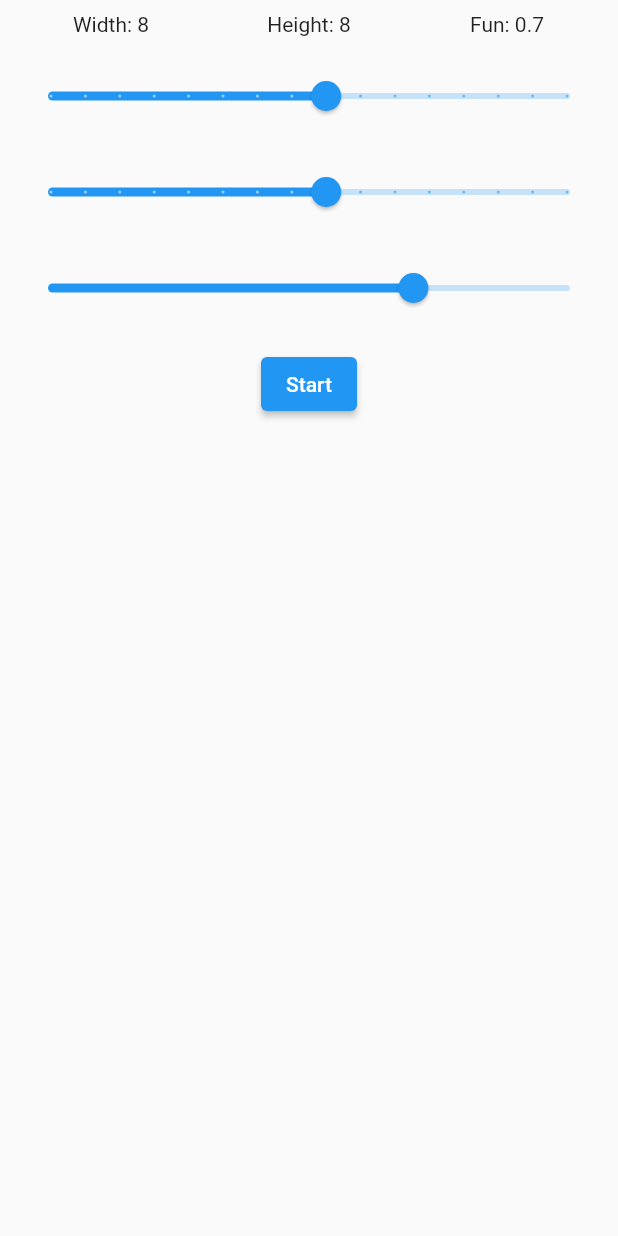
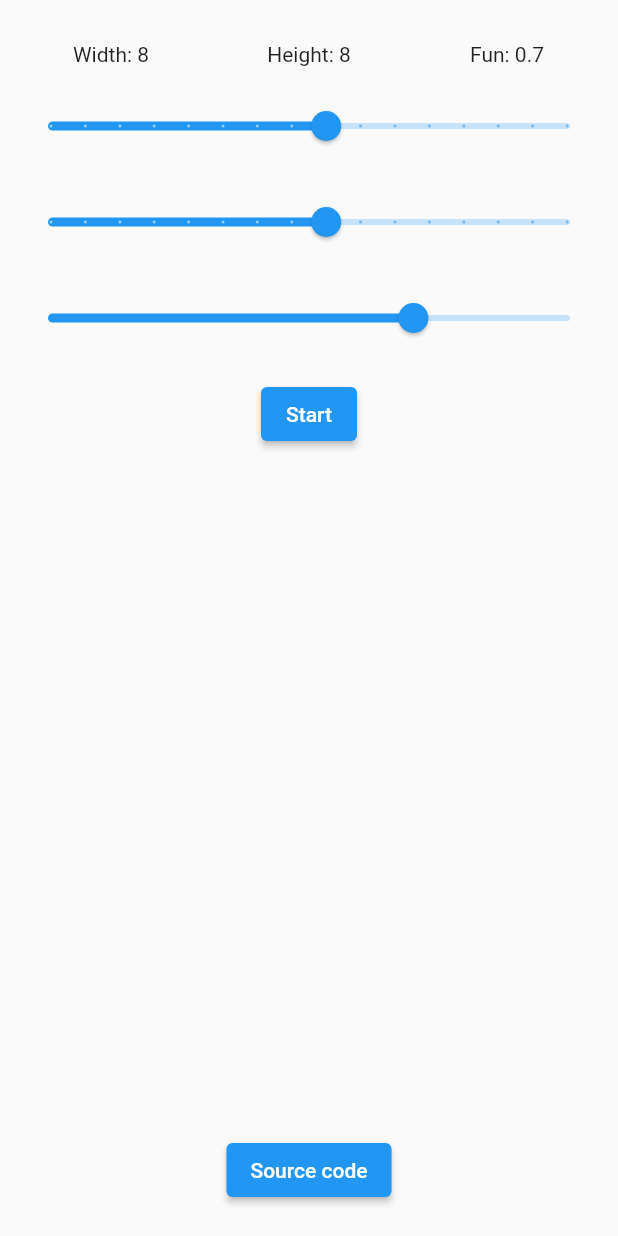
Before and after one commit to GabrielDeml/minesweeper, a Flutter app: the screen it shows after launch, on a phone screen of 412 x 824 dp. Run offline on Flutter 3.47's test engine with Material 2 defaults, Android fonts, the phone set to English and light mode, and no system bars.

Commit message:
Fixed a lot of stuff

```diff
--- a/lib/Screens/GameScreen.dart
+++ b/lib/Screens/GameScreen.dart
@@ -1,8 +1,8 @@
 import 'package:flutter/material.dart';
 import 'package:provider/provider.dart';
 
+import '../Providers/GridProvider.dart';
 import '../Widgets/CubeGridWidget.dart';
-import '../Providers/GridProvider.dart';
 
 class GameScreen extends StatelessWidget {
   const GameScreen({Key? key}) : super(key: key);
--- a/lib/main.dart
+++ b/lib/main.dart
@@ -1,6 +1,7 @@
 import 'package:flutter/material.dart';
 import 'package:minesweeper/Screens/GameScreen.dart';
 import 'package:provider/provider.dart';
+import 'package:url_launcher/url_launcher.dart';
 
 import 'Providers/GridProvider.dart';
 import 'Screens/StartScreen.dart';
@@ -33,8 +34,13 @@ class MyHomePage extends StatelessWidget {
   @override
   Widget build(BuildContext context) {
     return Scaffold(
+      body: Column(
+        mainAxisAlignment: MainAxisAlignment.center,
+        crossAxisAlignment: CrossAxisAlignment.center,
+        children: [
+          const SizedBox(height: 20),
           // Listen to the provider to rebuild the widget when the grid changes
-      body: Consumer<GridProvider>(
+          Consumer<GridProvider>(
             builder: (context, gridProvider, child) {
               // Show the start screen if the grid is empty
               return (gridProvider.boardState.isEmpty)
@@ -42,6 +48,20 @@ class MyHomePage extends StatelessWidget {
                   : const GameScreen();
             },
           ),
+          // Link to the source code
+          Expanded(
+            child: Align(
+              alignment: FractionalOffset.bottomCenter,
+              child: ElevatedButton(
+                child: const Text('Source code'),
+                onPressed: () => launchUrl(
+                    Uri.parse('https://github.com/GabrielDeml/minesweeper')),
+              ),
+            ),
+          ),
+          const SizedBox(height: 20)
+        ],
+      ),
     );
   }
 }
--- a/pubspec.yaml
+++ b/pubspec.yaml
@@ -37,6 +37,7 @@ dependencies:
   cupertino_icons: ^1.0.2
   uuid: ^3.0.7
   provider: ^6.0.5
+  url_launcher: ^6.1.10
 
 dev_dependencies:
   flutter_test:
```
Also changed, not shown: lib/Providers/GridProvider.dart (+12 -6 lines), pubspec.lock, 5 other files. Lines whose indentation alone changed are shown as unchanged.
